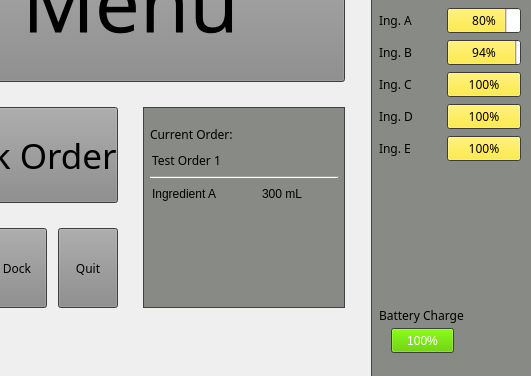
The window that UI/stackedFinalSetupResized.ui (BartenderButlerBot/Application) describes before a commit, drawn with Qt 5; both pictures show x 109 to 640 and y 104 to 480 of the 640 by 480 pixel window.
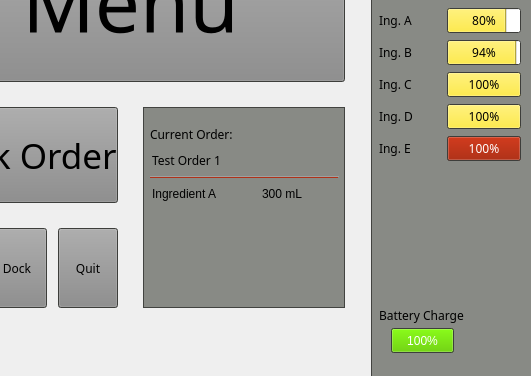
The same window after the commit.

The edit to the form file:
```diff
--- a/UI/stackedFinalSetupResized.ui
+++ b/UI/stackedFinalSetupResized.ui
@@ -278,18 +278,9 @@
         <colorrole role="Highlight">
          <brush brushstyle="SolidPattern">
           <color alpha="255">
-           <red>252</red>
-           <green>233</green>
-           <blue>79</blue>
-          </color>
-         </brush>
-        </colorrole>
-        <colorrole role="HighlightedText">
-         <brush brushstyle="SolidPattern">
-          <color alpha="255">
-           <red>0</red>
-           <green>0</green>
-           <blue>0</blue>
+           <red>175</red>
+           <green>50</green>
+           <blue>25</blue>
           </color>
          </brush>
         </colorrole>
@@ -298,18 +289,9 @@
         <colorrole role="Highlight">
          <brush brushstyle="SolidPattern">
           <color alpha="255">
-           <red>252</red>
-           <green>233</green>
-           <blue>79</blue>
-          </color>
-         </brush>
-        </colorrole>
-        <colorrole role="HighlightedText">
-         <brush brushstyle="SolidPattern">
-          <color alpha="255">
-           <red>0</red>
-           <green>0</green>
-           <blue>0</blue>
+           <red>175</red>
+           <green>50</green>
+           <blue>25</blue>
           </color>
          </brush>
         </colorrole>
@@ -318,18 +300,9 @@
         <colorrole role="Highlight">
          <brush brushstyle="SolidPattern">
           <color alpha="255">
-           <red>145</red>
-           <green>145</green>
-           <blue>145</blue>
-          </color>
-         </brush>
-        </colorrole>
-        <colorrole role="HighlightedText">
-         <brush brushstyle="SolidPattern">
-          <color alpha="255">
-           <red>0</red>
-           <green>0</green>
-           <blue>0</blue>
+           <red>51</red>
+           <green>153</green>
+           <blue>255</blue>
           </color>
          </brush>
         </colorrole>
@@ -467,6 +440,43 @@
        <height>13</height>
       </rect>
      </property>
+     <property name="palette">
+      <palette>
+       <active>
+        <colorrole role="Light">
+         <brush brushstyle="SolidPattern">
+          <color alpha="255">
+           <red>175</red>
+           <green>50</green>
+           <blue>25</blue>
+          </color>
+         </brush>
+        </colorrole>
+       </active>
+       <inactive>
+        <colorrole role="Light">
+         <brush brushstyle="SolidPattern">
+          <color alpha="255">
+           <red>175</red>
+           <green>50</green>
+           <blue>25</blue>
+          </color>
+         </brush>
+        </colorrole>
+       </inactive>
+       <disabled>
+        <colorrole role="Light">
+         <brush brushstyle="SolidPattern">
+          <color alpha="255">
+           <red>175</red>
+           <green>50</green>
+           <blue>25</blue>
+          </color>
+         </brush>
+        </colorrole>
+       </disabled>
+      </palette>
+     </property>
      <property name="orientation">
       <enum>Qt::Horizontal</enum>
      </property>
```
